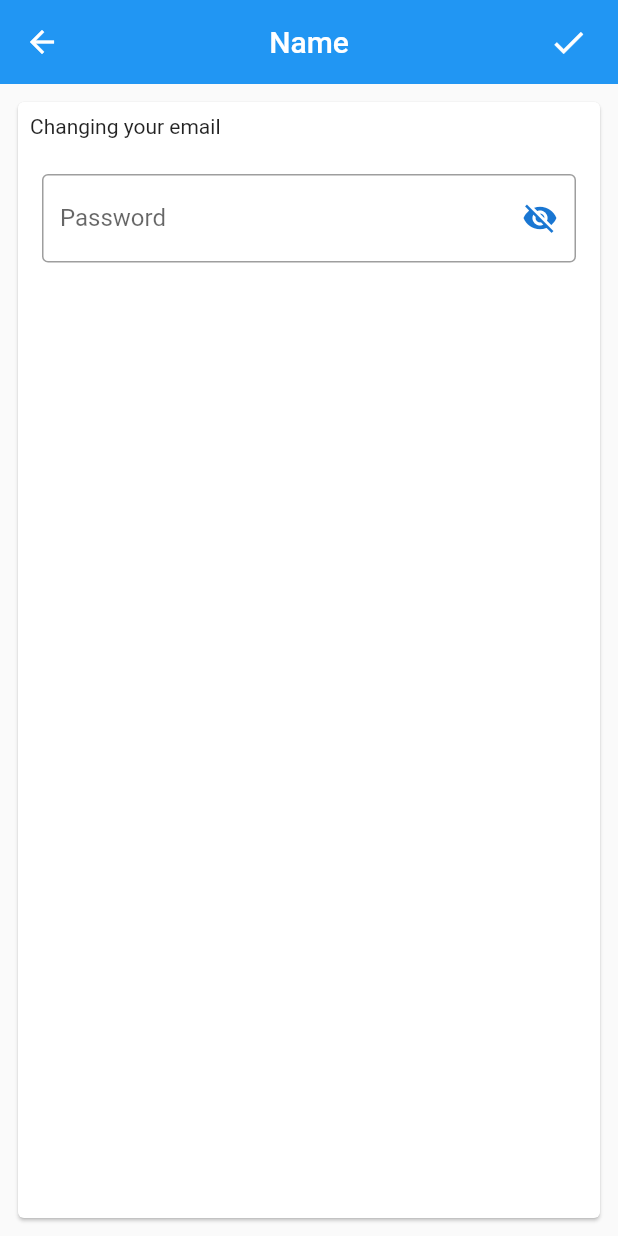
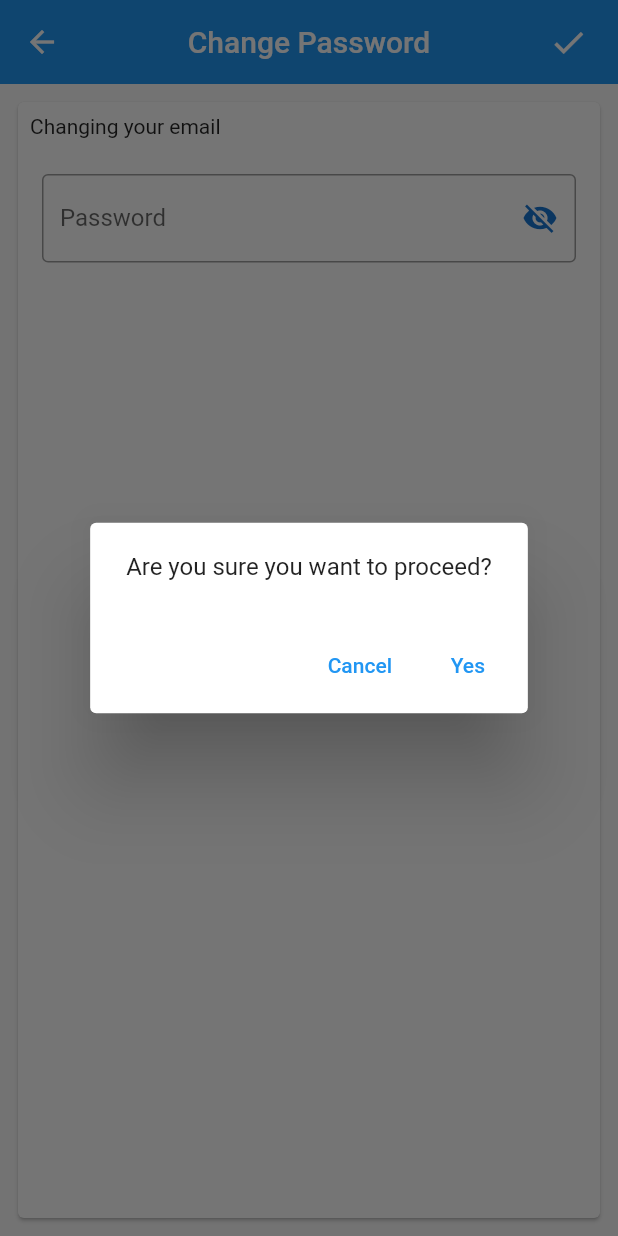
Before and after one commit to Saeed-Afzal/SmartDarzi, a Flutter app: the ChangePassword screen opened directly, after a tap on the "check" icon, on a phone screen of 412 x 824 dp. Run offline on Flutter 3.47's test engine with Material 2 defaults, Android fonts, the phone set to English and light mode, and no system bars; our stand-ins replace animated_text_kit, carousel_slider, cloud_firestore, file_picker, firebase_auth, firebase_core and 10 more; accounts and stored records are empty.

Commit message:
profile screen functionality

```diff
--- a/lib/widgets/ChangePassword.dart
+++ b/lib/widgets/ChangePassword.dart
@@ -1,12 +1,9 @@
-import 'dart:io';
 import 'package:cloud_firestore/cloud_firestore.dart';
 import 'package:firebase_auth/firebase_auth.dart';
-import 'package:firebase_storage/firebase_storage.dart';
 import 'package:flutter/material.dart';
 import 'package:flutter/cupertino.dart';
 import 'package:flutter_ecommerce_app/Screens/constant.dart';
-import 'package:flutter_ecommerce_app/Utilities/constants.dart';
-import 'package:flutter_ecommerce_app/widgets/passwordWidget.dart';
+
 //import 'package:geolocator/geolocator.dart';
 
 class ChangePassword extends StatefulWidget {
@@ -19,8 +16,8 @@ class ChangePassword extends StatefulWidget {
 
 class _ChangePasswordState extends State<ChangePassword> {
   // final _preferenceService = SharedPref();
+  // ignore: non_constant_identifier_names
   TextEditingController Password = TextEditingController();
-  TextEditingController CPassword = TextEditingController();
 
   //Position _currentPosition;
   String date = "";
@@ -29,30 +26,6 @@ class _ChangePasswordState extends State<ChangePassword> {
   FirebaseAuth auth = FirebaseAuth.instance;
   FirebaseFirestore firestoreInstance = FirebaseFirestore.instance;
 
-  // addDataToDatabase() async {
-  //   try {
-  //     await firestoreInstance.collection('customize').doc(userCus).set({
-  //       'uid': auth.currentUser.uid,
-  //       'email': auth.currentUser.email,
-  //       'isCustomize': true,
-  //       'colar': collarData,
-  //       'daman': damanDesign,
-  //       'button': buttonStyle,
-  //       'shalwar': shalwarDesign,
-  //       'date': userCus,
-  //     });
-  //     Navigator.of(context).pop(userCus);
-  //   } catch (e) {
-  //     print(e);
-  //   }
-  // }
-
-  // @override
-  // void dispose() {
-  //   super.dispose();
-  //   addressController.dispose();
-  //   mySizeValue = '';
-  // }
   bool _passVisible = false;
   @override
   void initState() {
@@ -60,10 +33,19 @@ class _ChangePasswordState extends State<ChangePassword> {
     super.initState();
   }
 
-  void saveCustomization() {
-    // final dataView = Data(guid: "2321312312321", isCustomized: true);
-    print("Save Customization");
-    // _preferenceService.saveCustomization(dataView);
+  editName() async {
+    try {
+      await firestoreInstance
+          .collection('userinfo')
+          .doc(auth.currentUser.uid)
+          .update({
+        'password': Password.text,
+      });
+      Navigator.of(context).pop();
+      Navigator.of(context).pop();
+    } catch (e) {
+      print(e);
+    }
   }
 
   @override
@@ -97,14 +79,12 @@ class _ChangePasswordState extends State<ChangePassword> {
                         labelText: 'Password',
                         suffixIcon: IconButton(
                           icon: Icon(
-                            // Based on passwordVisible state choose the icon
                             _passVisible
                                 ? Icons.visibility
                                 : Icons.visibility_off,
                             color: Theme.of(context).primaryColorDark,
                           ),
                           onPressed: () {
-                            // Update the state i.e. toogle the state of passwordVisible variable
                             setState(() {
                               _passVisible = !_passVisible;
                             });
@@ -129,14 +109,35 @@ class _ChangePasswordState extends State<ChangePassword> {
       elevation: 0,
       centerTitle: true,
       title: Text(
-        "Name",
+        "Change Password",
         // style: TextStyle(color: Colors.black),
       ),
       actions: [
         GestureDetector(
           onTap: () {
-            // addDataToDatabase();
-            // saveCustomization();
+            showDialog(
+              context: context,
+              barrierDismissible: false,
+              builder: (context) {
+                return AlertDialog(
+                  content: Text("Are you sure you want to proceed?"),
+                  actions: <Widget>[
+                    TextButton(
+                      child: const Text('Cancel'),
+                      onPressed: () {
+                        Navigator.of(context).pop();
+                      },
+                    ),
+                    TextButton(
+                      child: const Text('Yes'),
+                      onPressed: () {
+                        editName();
+                      },
+                    )
+                  ],
+                );
+              },
+            );
           },
           child: Icon(
             Icons.check,
```
Also changed, not shown: lib/widgets/changeemail.dart (+42 -63 lines), lib/widgets/changename.dart (+33 -63 lines).
